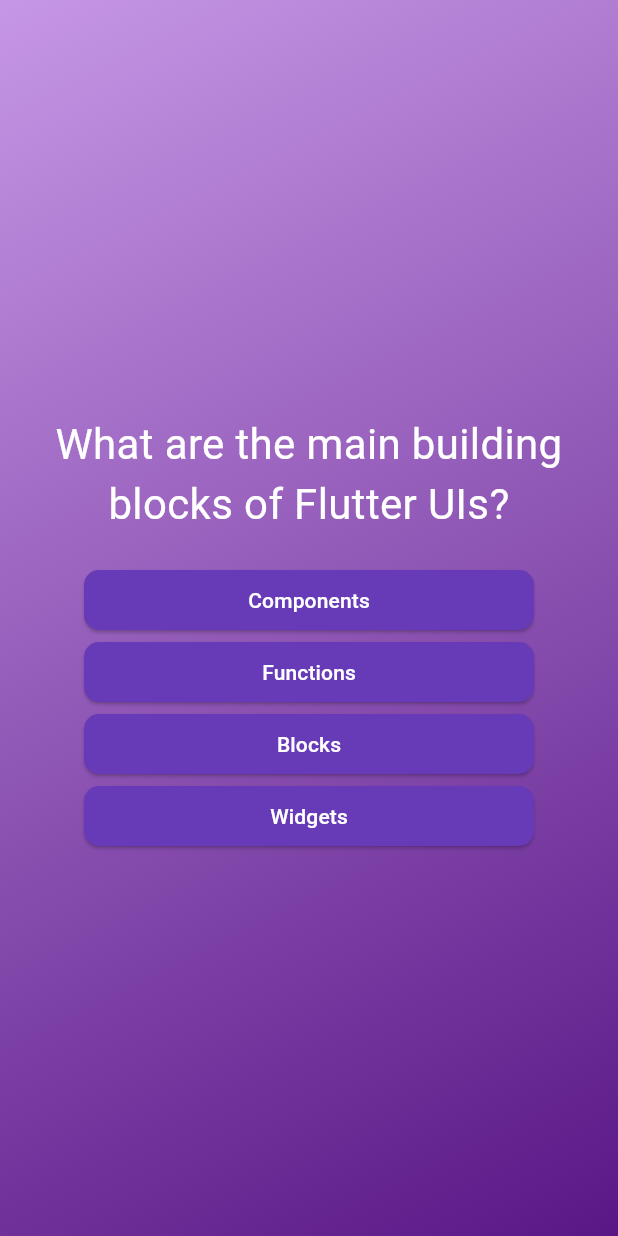
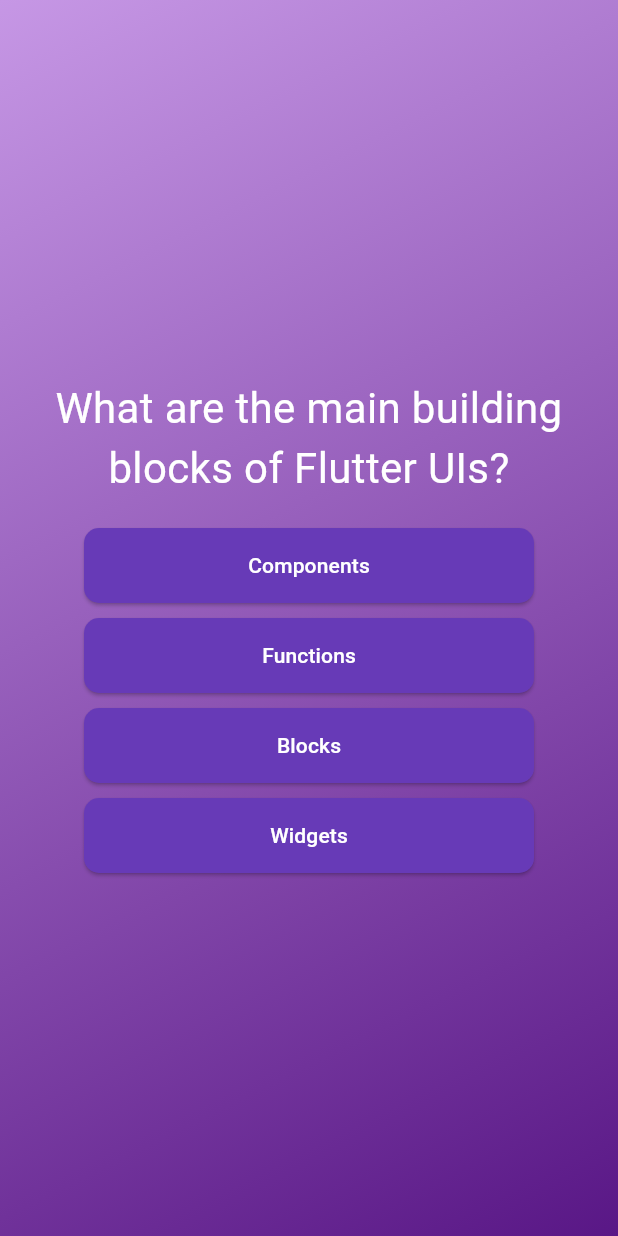
Before and after one commit to AlejandroRuF/flutter_quiz, a Flutter app: the screen it shows after launch, after a tap on "Empieza el test", on a phone screen of 412 x 824 dp. Run offline on Flutter 3.47's test engine with Material 3 defaults, Android fonts, the phone set to English and light mode, and no system bars; our stand-ins replace google_fonts.

```diff
--- a/lib/answer_button.dart
+++ b/lib/answer_button.dart
@@ -4,21 +4,32 @@ class AnswerButton extends StatelessWidget {
   final Function quizAnswer;
   final String answerText;
 
-  const AnswerButton({super.key, required this.quizAnswer, required this.answerText});
+  const AnswerButton({
+    super.key,
+    required this.quizAnswer,
+    required this.answerText,
+  });
 
   @override
   Widget build(Object context) {
-    return ElevatedButton(
+    return Column(
+      children: [
+        Container(
+          width: 300,
+          child: ElevatedButton(
             onPressed: () => quizAnswer(),
             style: ElevatedButton.styleFrom(
               backgroundColor: Colors.deepPurple,
-        fixedSize: Size(300, 30),
+              minimumSize: Size(300, 50),
               shape: RoundedRectangleBorder(
                 borderRadius: BorderRadius.circular(10),
               ),
             ),
-
             child: Text(answerText, style: TextStyle(color: Colors.white)),
+          ),
+        ),
+        SizedBox(height: 10),
+      ],
     );
   }
 }
--- a/lib/quiz_screen.dart
+++ b/lib/quiz_screen.dart
@@ -1,6 +1,7 @@
 import 'package:advanced_basics/content_main.dart';
 import 'package:advanced_basics/data/questions.dart';
 import 'package:advanced_basics/quiz.dart';
+import 'package:advanced_basics/results_screen.dart';
 import 'package:flutter/material.dart';
 
 Alignment begin = Alignment.topLeft;
@@ -45,10 +46,17 @@ class _QuizScreenState extends State<QuizScreen> {
     if (selectedAnswers.length >= questions.length) {
 
       setState(() {
-        activeScreen = ContentMain(switchScreen: switchScreen);
+        activeScreen = ResultScreen(chosenAnswers: selectedAnswers, restartQuiz: restartQuiz );
       });
 
     }
+  }
+
+  void restartQuiz() {
+    setState(() {
+      selectedAnswers.clear();
+      activeScreen = Quiz(onSelectedAnswer: chooseAnswer);
+    });
   }
 
   @override
@@ -61,7 +69,7 @@ class _QuizScreenState extends State<QuizScreen> {
             gradient: LinearGradient(
               colors:
                   widget
-                      .colors, // Accede a la lista de colores desde widget.colors
+                      .colors,
               begin: begin,
               end: end,
             ),
```
Also changed, not shown: lib/question_summary.dart (added, +75 -0 lines), lib/results_screen.dart (added, +69 -0 lines). Lines whose indentation alone changed are shown as unchanged.
